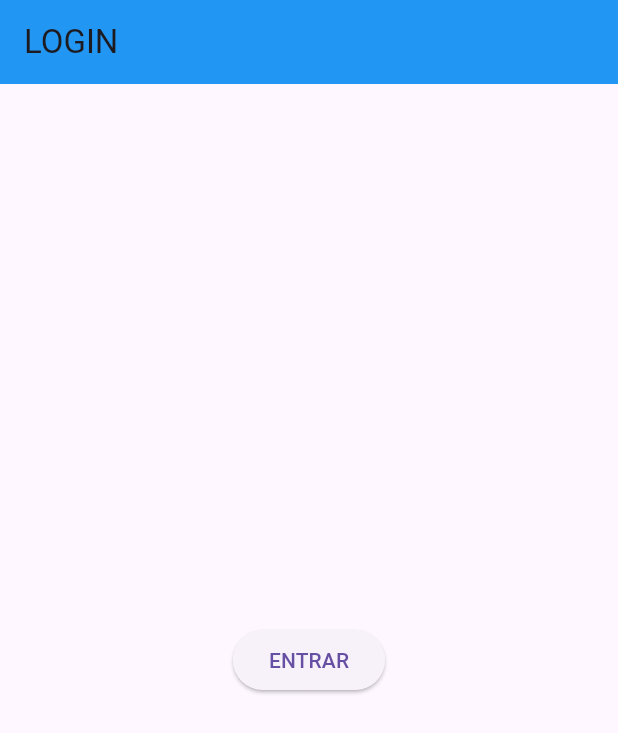
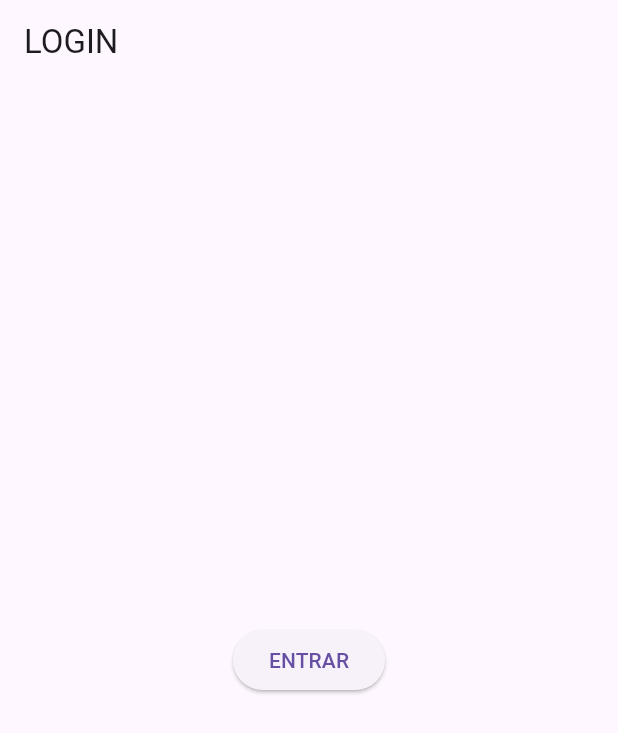
Before and after one commit to vcoimbradev/pacsoft, a Flutter app: the screen it shows after launch, on a phone screen of 412 x 824 dp. Shown: the top 733 px of the screen. Run offline on Flutter 3.47's test engine with Material 3 defaults, Android fonts, the phone set to English and light mode, and no system bars.

Commit message:
teste cor

```diff
--- a/REPRESENTANTE/pacsoft_representante/lib/HOME/home_page.dart
+++ b/REPRESENTANTE/pacsoft_representante/lib/HOME/home_page.dart
@@ -13,7 +13,7 @@ class homepagestage extends State<HomePage> {
     return Scaffold(
       appBar: AppBar(
         title: Text("LOGIN", selectionColor: Colors.white),
-        backgroundColor: Colors.blue,
+        backgroundColor: Color(0x7FA653),
       ),
       body:Center(
         child: Container(
```
